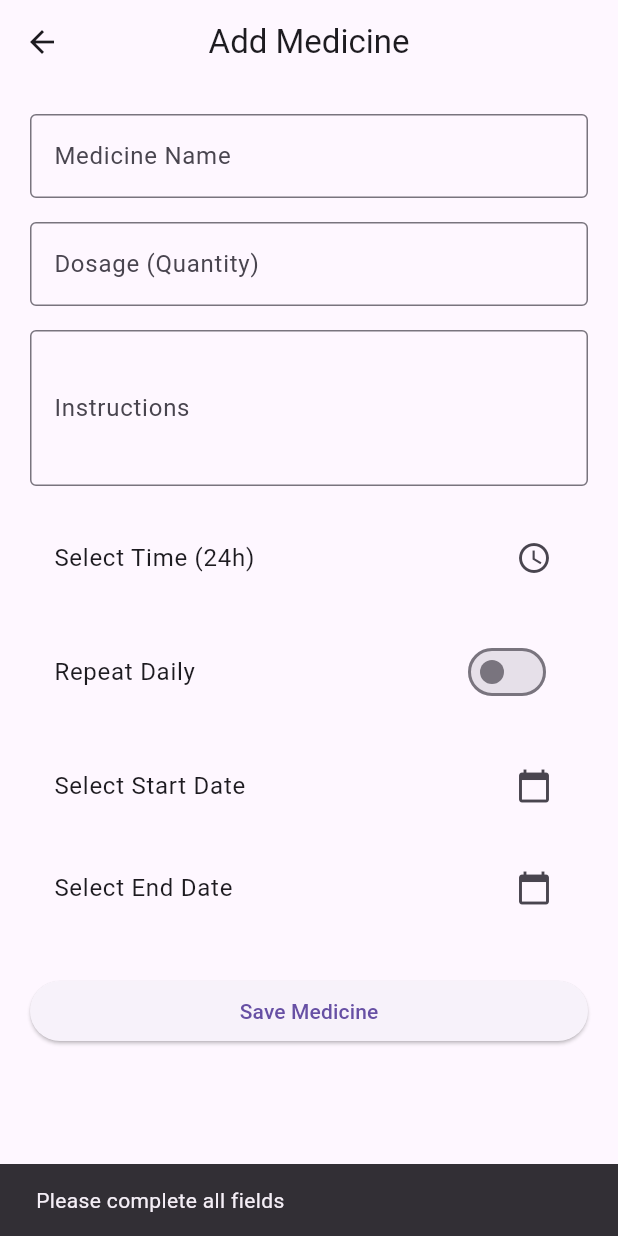
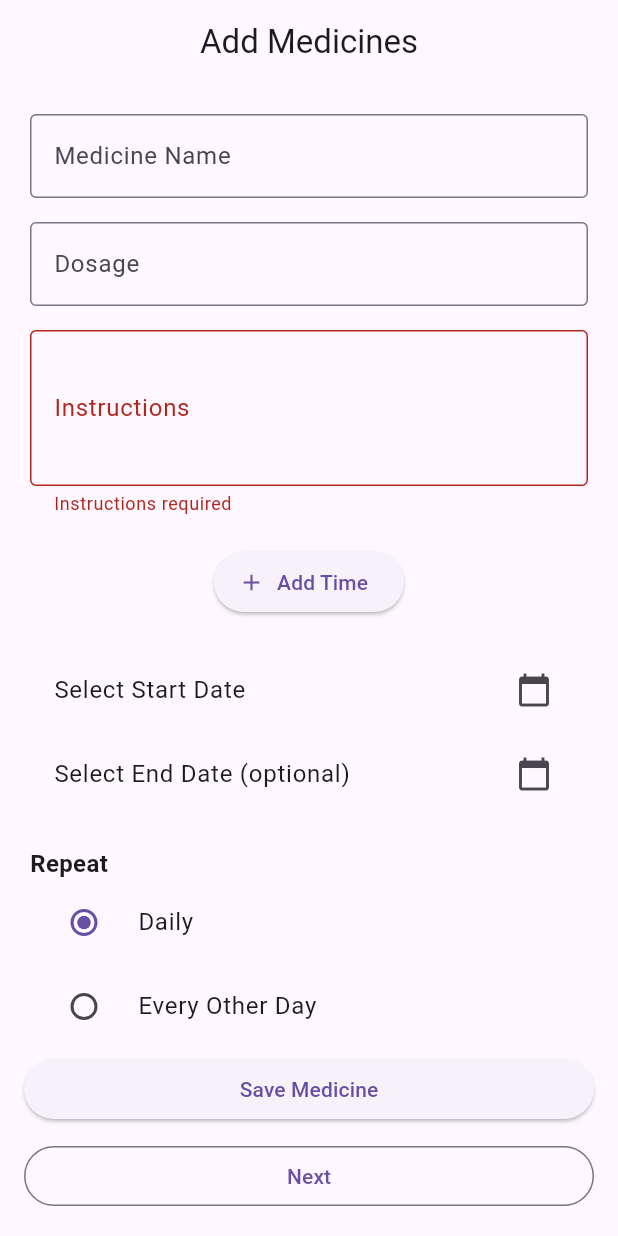
Before and after one commit to CGP-Group-31/Caregiver-mobile-app, a Flutter app: the MedicineRemindersScreen screen opened directly, after a tap on "Save Medicine", on a phone screen of 412 x 824 dp. Run offline on Flutter 3.47's test engine with Material 3 defaults, Android fonts, the phone set to English and light mode, and no system bars; our stand-ins replace device_info_plus, dio, flutter_secure_storage; accounts and stored records are empty.

Commit message:
version1.

```diff
--- a/lib/features/auth/medicine_reminders_screen.dart
+++ b/lib/features/auth/medicine_reminders_screen.dart
@@ -2,6 +2,7 @@ import 'package:flutter/material.dart';
 import 'package:intl/intl.dart';
 import '../../core/session/session_manager.dart';
 import 'medicine_service.dart';
+import 'next_page.dart';
 
 class MedicineRemindersScreen extends StatefulWidget {
   const MedicineRemindersScreen({super.key});
@@ -13,36 +14,28 @@ class MedicineRemindersScreen extends StatefulWidget {
 
 class _MedicineRemindersScreenState
     extends State<MedicineRemindersScreen> {
-
   final _formKey = GlobalKey<FormState>();
 
   final nameCtrl = TextEditingController();
   final dosageCtrl = TextEditingController();
   final instructionsCtrl = TextEditingController();
 
-  TimeOfDay? selectedTime;
+  List<TimeOfDay> selectedTimes = [];
   DateTime? startDate;
   DateTime? endDate;
 
-  bool isDaily = false;
+  String repeatMode = "Daily"; // Daily, EveryOtherDay, Custom
   List<String> selectedDays = [];
 
   bool loading = false;
-
-  // 🔴 Backend Field Errors
-  String? nameError;
-  String? dosageError;
-  String? instructionsError;
-  String? timeError;
-  String? startDateError;
-  String? endDateError;
-  String? repeatDaysError;
 
   final List<String> weekDays = [
     "Mon","Tue","Wed","Thu","Fri","Sat","Sun"
   ];
 
-  Future<void> pickTime() async {
+  Future<void> addTime() async {
+    if (selectedTimes.length >= 6) return;
+
     final picked = await showTimePicker(
       context: context,
       initialTime: TimeOfDay.now(),
@@ -56,8 +49,12 @@ class _MedicineRemindersScreenState
     );
 
     if (picked != null) {
-      setState(() => selectedTime = picked);
+      setState(() => selectedTimes.add(picked));
     }
+  }
+
+  void removeTime(int index) {
+    setState(() => selectedTimes.removeAt(index));
   }
 
   Future<void> pickDate(bool isStart) async {
@@ -79,59 +76,68 @@ class _MedicineRemindersScreenState
     }
   }
 
-  void clearErrors() {
-    nameError = null;
-    dosageError = null;
-    instructionsError = null;
-    timeError = null;
-    startDateError = null;
-    endDateError = null;
-    repeatDaysError = null;
+  List<String> getFormattedTimes() {
+    return selectedTimes.map((t) {
+      return "${t.hour.toString().padLeft(2, '0')}:${t.minute.toString().padLeft(2, '0')}";
+    }).toList();
   }
 
-  Future<void> submit() async {
+  String buildRepeatString() {
+    if (repeatMode == "Daily") return "Daily";
+    if (repeatMode == "EveryOtherDay") return "EveryOtherDay";
+    return selectedDays.join(",");
+  }
+
+  void clearForm() {
+    nameCtrl.clear();
+    dosageCtrl.clear();
+    instructionsCtrl.clear();
+    selectedTimes.clear();
+    startDate = null;
+    endDate = null;
+    repeatMode = "Daily";
+    selectedDays.clear();
+    setState(() {});
+  }
+
+  Future<void> submitMedicine() async {
     if (!_formKey.currentState!.validate()) return;
 
-    if (selectedTime == null ||
-        startDate == null ||
-        endDate == null ||
-        (!isDaily && selectedDays.isEmpty)) {
+    if (selectedTimes.isEmpty || startDate == null) {
       ScaffoldMessenger.of(context).showSnackBar(
-        const SnackBar(content: Text("Please complete all fields")),
+        const SnackBar(content: Text("Select time and start date")),
       );
       return;
     }
 
-    setState(() {
-      loading = true;
-      clearErrors();
-    });
+    if (repeatMode == "Custom" && selectedDays.isEmpty) {
+      ScaffoldMessenger.of(context).showSnackBar(
+        const SnackBar(content: Text("Select at least one day")),
+      );
+      return;
+    }
+
+    setState(() => loading = true);
 
     try {
       final caregiverId = await SessionManager.getUserId();
       final elderId = await SessionManager.getElderId();
 
-      final formattedTime =
-          "${selectedTime!.hour.toString().padLeft(2, '0')}:${selectedTime!.minute.toString().padLeft(2, '0')}";
-
       final startDateFormatted =
       DateFormat('yyyy-MM-dd').format(startDate!);
 
-      final endDateFormatted =
-      DateFormat('yyyy-MM-dd').format(endDate!);
-
-      final repeatDaysString = isDaily
-          ? "Mon,Tue,Wed,Thu,Fri,Sat,Sun"
-          : selectedDays.join(",");
+      final endDateFormatted = endDate == null
+          ? null
+          : DateFormat('yyyy-MM-dd').format(endDate!);
 
       await MedicineService.createMedicine(
         elderId: elderId!,
         caregiverId: caregiverId!,
         name: nameCtrl.text.trim(),
-        dosage: dosageCtrl.text.trim(), // ✅ STRING
+        dosage: dosageCtrl.text.trim(),
         instructions: instructionsCtrl.text.trim(),
-        time: formattedTime,
-        repeatDays: repeatDaysString,
+        times: getFormattedTimes(),
+        repeatDays: buildRepeatString(),
         startDate: startDateFormatted,
         endDate: endDateFormatted,
       );
@@ -139,51 +145,13 @@ class _MedicineRemindersScreenState
       if (!mounted) return;
 
       ScaffoldMessenger.of(context).showSnackBar(
-        const SnackBar(content: Text("Medicine created successfully")),
+        const SnackBar(content: Text("Medicine added")),
       );
 
-      Navigator.pop(context);
-
+      clearForm();
     } catch (e) {
-      final error = e.toString().replaceFirst("Exception: ", "");
-
-      if (error.contains("|")) {
-        final parts = error.split("|");
-        final field = parts[0];
-        final message = parts[1];
-
-        setState(() {
-          switch (field) {
-            case "name":
-              nameError = message;
-              break;
-            case "dosage":
-              dosageError = message;
-              break;
-            case "instructions":
-              instructionsError = message;
-              break;
-            case "time":
-              timeError = message;
-              break;
-            case "startDate":
-              startDateError = message;
-              break;
-            case "endDate":
-              endDateError = message;
-              break;
-            case "repeatDays":
-              repeatDaysError = message;
-              break;
-            default:
       ScaffoldMessenger.of(context)
-                  .showSnackBar(SnackBar(content: Text(message)));
-          }
-        });
-      } else {
-        ScaffoldMessenger.of(context)
-            .showSnackBar(SnackBar(content: Text(error)));
-      }
+          .showSnackBar(SnackBar(content: Text(e.toString())));
     }
 
     if (mounted) setState(() => loading = false);
@@ -196,84 +164,90 @@ class _MedicineRemindersScreenState
     instructionsCtrl.dispose();
     super.dispose();
   }
+  void goToNextPage() {
+    Navigator.push(
+      context,
+      MaterialPageRoute(
+        builder: (_) => const NextPage(),
+      ),
+    );
+  }
 
   @override
   Widget build(BuildContext context) {
     return Scaffold(
       appBar: AppBar(
-        title: const Text("Add Medicine"),
+        title: const Text("Add Medicines"),
+        automaticallyImplyLeading: false,
         centerTitle: true,
       ),
-      body: SingleChildScrollView(
+      body: SafeArea(
+        child: Column(
+          children: [
+            Expanded(
+              child: SingleChildScrollView(
                 padding: const EdgeInsets.all(20),
                 child: Form(
                   key: _formKey,
                   child: Column(
                     children: [
-
                       TextFormField(
                         controller: nameCtrl,
-                decoration: InputDecoration(
+                        decoration: const InputDecoration(
                           labelText: "Medicine Name",
-                  border: const OutlineInputBorder(),
-                  errorText: nameError,
+                          border: OutlineInputBorder(),
                         ),
                       ),
-
                       const SizedBox(height: 16),
-
                       TextFormField(
                         controller: dosageCtrl,
-                keyboardType: TextInputType.number,
-                decoration: InputDecoration(
-                  labelText: "Dosage (Quantity)",
-                  border: const OutlineInputBorder(),
-                  errorText: dosageError,
+                        decoration: const InputDecoration(
+                          labelText: "Dosage",
+                          border: OutlineInputBorder(),
                         ),
                       ),
-
                       const SizedBox(height: 16),
-
                       TextFormField(
                         controller: instructionsCtrl,
                         maxLines: 3,
-                decoration: InputDecoration(
+                        validator: (v) =>
+                        v == null || v.isEmpty ? "Instructions required" : null,
+                        decoration: const InputDecoration(
                           labelText: "Instructions",
-                  border: const OutlineInputBorder(),
-                  errorText: instructionsError,
+                          border: OutlineInputBorder(),
                         ),
+                      ),
+                      const SizedBox(height: 20),
+
+                      // TIMES
+                      Column(
+                        children: [
+                          ...selectedTimes.asMap().entries.map((entry) {
+                            final index = entry.key;
+                            final time = entry.value;
+                            final formatted =
+                                "${time.hour.toString().padLeft(2, '0')}:${time.minute.toString().padLeft(2, '0')}";
+
+                            return ListTile(
+                              title: Text(formatted),
+                              trailing: IconButton(
+                                icon: const Icon(Icons.delete),
+                                onPressed: () => removeTime(index),
+                              ),
+                            );
+                          }),
+                          if (selectedTimes.length < 6)
+                            ElevatedButton.icon(
+                              onPressed: addTime,
+                              icon: const Icon(Icons.add),
+                              label: const Text("Add Time"),
+                            ),
+                        ],
                       ),
 
                       const SizedBox(height: 20),
 
-              ListTile(
-                title: Text(
-                  selectedTime == null
-                      ? "Select Time (24h)"
-                      : "${selectedTime!.hour.toString().padLeft(2, '0')}:${selectedTime!.minute.toString().padLeft(2, '0')}",
-                ),
-                trailing: const Icon(Icons.access_time),
-                onTap: pickTime,
-              ),
-
-              if (timeError != null)
-                Text(timeError!, style: const TextStyle(color: Colors.red)),
-
-              const SizedBox(height: 20),
-
-              SwitchListTile(
-                title: const Text("Repeat Daily"),
-                value: isDaily,
-                onChanged: (val) {
-                  setState(() {
-                    isDaily = val;
-                    if (val) selectedDays.clear();
-                  });
-                },
-              ),
-
-              const SizedBox(height: 20),
-
+                      // START DATE
                       ListTile(
                         title: Text(
                           startDate == null
@@ -284,37 +258,111 @@ class _MedicineRemindersScreenState
                         onTap: () => pickDate(true),
                       ),
 
-              if (startDateError != null)
-                Text(startDateError!, style: const TextStyle(color: Colors.red)),
-
-              const SizedBox(height: 12),
-
+                      // END DATE
                       ListTile(
                         title: Text(
                           endDate == null
-                      ? "Select End Date"
+                              ? "Select End Date (optional)"
                               : DateFormat('yyyy-MM-dd').format(endDate!),
                         ),
                         trailing: const Icon(Icons.calendar_today),
                         onTap: () => pickDate(false),
                       ),
 
-              if (endDateError != null)
-                Text(endDateError!, style: const TextStyle(color: Colors.red)),
+                      const SizedBox(height: 20),
 
-              const SizedBox(height: 30),
+                      // REPEAT OPTIONS
+                      Column(
+                        crossAxisAlignment: CrossAxisAlignment.start,
+                        children: [
+                          const Text(
+                            "Repeat",
+                            style: TextStyle(
+                                fontSize: 16, fontWeight: FontWeight.bold),
+                          ),
 
+                          RadioListTile(
+                            title: const Text("Daily"),
+                            value: "Daily",
+                            groupValue: repeatMode,
+                            onChanged: (v) =>
+                                setState(() => repeatMode = v!),
+                          ),
+
+                          RadioListTile(
+                            title: const Text("Every Other Day"),
+                            value: "EveryOtherDay",
+                            groupValue: repeatMode,
+                            onChanged: (v) =>
+                                setState(() => repeatMode = v!),
+                          ),
+
+                          RadioListTile(
+                            title: const Text("Specific Days"),
+                            value: "Custom",
+                            groupValue: repeatMode,
+                            onChanged: (v) =>
+                                setState(() => repeatMode = v!),
+                          ),
+
+                          if (repeatMode == "Custom")
+                            Wrap(
+                              spacing: 8,
+                              children: weekDays.map((day) {
+                                final selected =
+                                selectedDays.contains(day);
+
+                                return FilterChip(
+                                  label: Text(day),
+                                  selected: selected,
+                                  onSelected: (val) {
+                                    setState(() {
+                                      if (val) {
+                                        selectedDays.add(day);
+                                      } else {
+                                        selectedDays.remove(day);
+                                      }
+                                    });
+                                  },
+                                );
+                              }).toList(),
+                            ),
+                        ],
+                      ),
+
+                      const SizedBox(height: 40),
+                    ],
+                  ),
+                ),
+              ),
+            ),
+
+            Padding(
+              padding: const EdgeInsets.all(16),
+              child: Column(
+                children: [
                   SizedBox(
                     width: double.infinity,
                     child: ElevatedButton(
-                  onPressed: loading ? null : submit,
+                      onPressed: loading ? null : submitMedicine,
                       child: loading
                           ? const CircularProgressIndicator()
                           : const Text("Save Medicine"),
                     ),
                   ),
+                  const SizedBox(height: 10),
+                  SizedBox(
+                    width: double.infinity,
+                    child: OutlinedButton(
+                      onPressed: goToNextPage,
+                      child: const Text("Next"),
+                    ),
+                  ),
                 ],
               ),
+            ),
+
+          ],
         ),
       ),
     );
--- a/lib/features/auth/medicine_service.dart
+++ b/lib/features/auth/medicine_service.dart
@@ -6,12 +6,12 @@ class MedicineService {
     required int elderId,
     required int caregiverId,
     required String name,
-    required String dosage, // ✅ STRING (backend expects string)
+    required String dosage,
     required String instructions,
-    required String time,
+    required List<String> times,
     required String repeatDays,
     required String startDate,
-    required String endDate,
+    String? endDate,
   }) async {
     try {
       await DioClient.dio.post(
@@ -20,9 +20,9 @@ class MedicineService {
           "elderId": elderId,
           "caregiverId": caregiverId,
           "name": name,
-          "dosage": dosage, // ✅ send as string
+          "dosage": dosage,
           "instructions": instructions,
-          "time": time,
+          "times": times,
           "repeatDays": repeatDays,
           "startDate": startDate,
           "endDate": endDate,
```
Also changed, not shown: lib/features/auth/next_page.dart (added, +21 -0 lines). Lines whose indentation alone changed are shown as unchanged.
